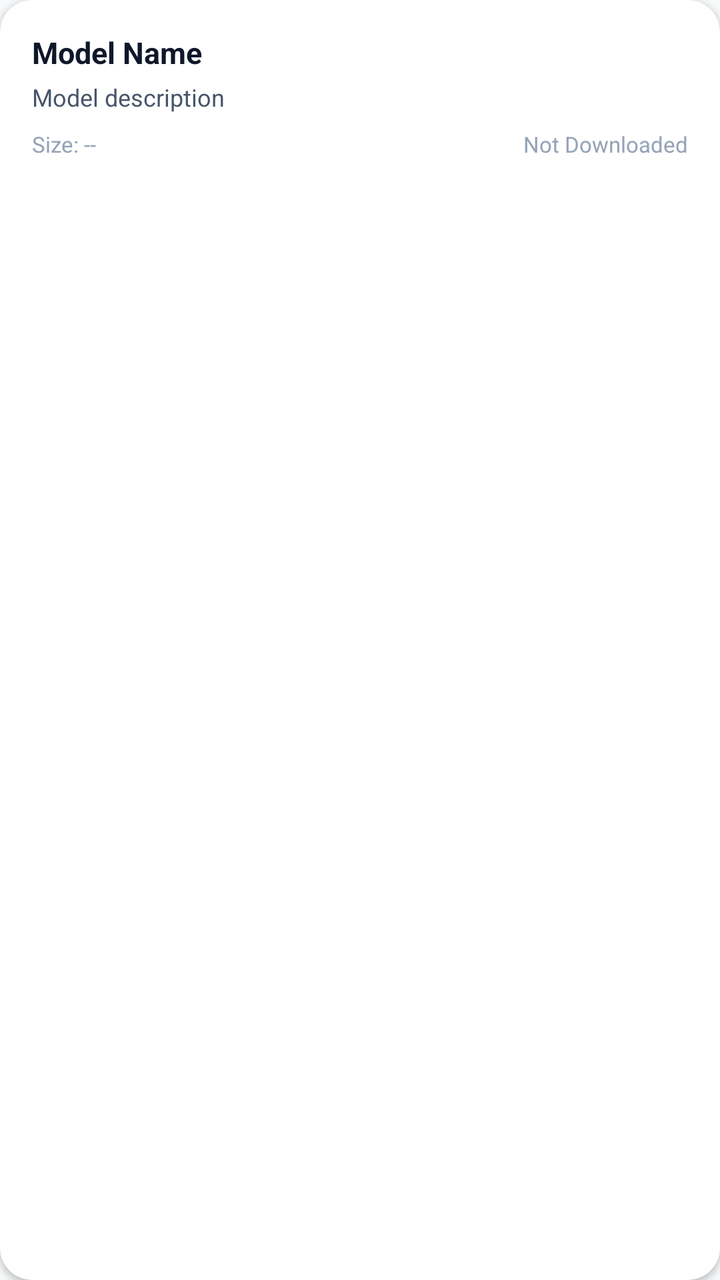
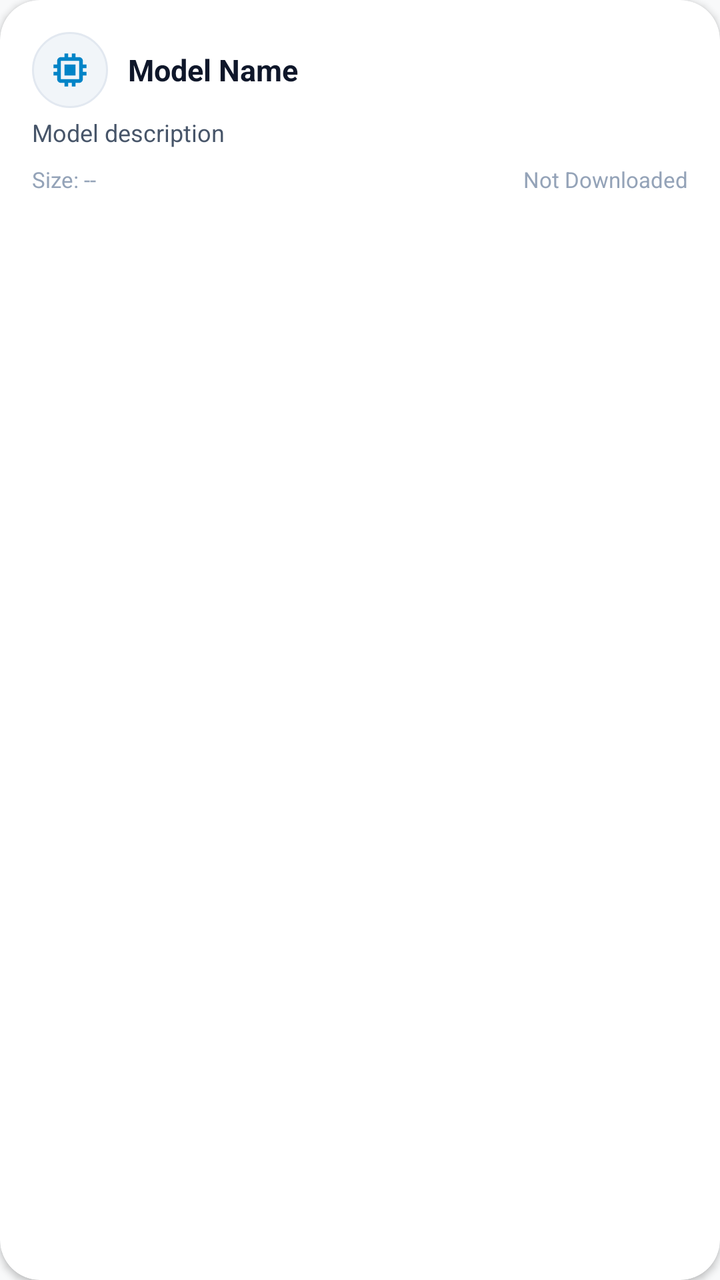

Screens rendered from an Android XML layout before and after an edit, with the pre-edit source and the edit as a unified diff.
<!-- AndroidManifest.xml: application theme Theme.DynamicEdgeAI -->
<!-- res/layout/item_model_card.xml -->
<?xml version="1.0" encoding="utf-8"?>
<androidx.cardview.widget.CardView xmlns:android="http://schemas.android.com/apk/res/android"
    xmlns:app="http://schemas.android.com/apk/res-auto"
    android:layout_width="match_parent"
    android:layout_height="wrap_content"
    android:layout_marginBottom="12dp"
    app:cardCornerRadius="16dp"
    app:cardElevation="2dp"
    app:cardBackgroundColor="@color/app_surface_card">

    <LinearLayout
        android:layout_width="match_parent"
        android:layout_height="wrap_content"
        android:orientation="vertical"
        android:padding="16dp">

        
        <LinearLayout
            android:layout_width="match_parent"
            android:layout_height="wrap_content"
            android:orientation="horizontal"
            android:gravity="center_vertical">

            <TextView
                android:id="@+id/txtModelName"
                android:layout_width="0dp"
                android:layout_height="wrap_content"
                android:layout_weight="1"
                android:text="Model Name"
                android:textSize="15sp"
                android:textStyle="bold"
                android:textColor="@color/app_text_primary"
                android:singleLine="true"
                android:ellipsize="end" />

            <TextView
                android:id="@+id/badgeRecommended"
                android:layout_width="wrap_content"
                android:layout_height="wrap_content"
                android:background="@drawable/badge_recommended"
                android:text="★ Recommended"
                android:textSize="10sp"
                android:textColor="#D97706"
                android:textStyle="bold"
                android:visibility="gone"
                android:layout_marginStart="8dp" />

            <TextView
                android:id="@+id/badgeActive"
                android:layout_width="wrap_content"
                android:layout_height="wrap_content"
                android:background="@drawable/badge_status"
                android:text="● Active"
                android:textSize="10sp"
                android:textColor="#16A34A"
                android:textStyle="bold"
                android:visibility="gone"
                android:layout_marginStart="6dp" />
        </LinearLayout>

        
        <TextView
            android:id="@+id/txtModelDesc"
            android:layout_width="match_parent"
            android:layout_height="wrap_content"
            android:layout_marginTop="4dp"
            android:text="Model description"
            android:textSize="12sp"
            android:textColor="@color/app_text_secondary" />

        
        <LinearLayout
            android:layout_width="match_parent"
            android:layout_height="wrap_content"
            android:layout_marginTop="8dp"
            android:orientation="horizontal"
            android:gravity="center_vertical">

            <TextView
                android:id="@+id/txtModelSize"
                android:layout_width="wrap_content"
                android:layout_height="wrap_content"
                android:text="Size: --"
                android:textSize="11sp"
                android:textColor="@color/app_text_muted" />

            <View
                android:layout_width="0dp"
                android:layout_height="1dp"
                android:layout_weight="1" />

            <TextView
                android:id="@+id/txtModelStatus"
                android:layout_width="wrap_content"
                android:layout_height="wrap_content"
                android:text="Not Downloaded"
                android:textSize="11sp"
                android:textColor="@color/app_text_muted" />
        </LinearLayout>

        
        <LinearLayout
            android:id="@+id/progressContainer"
            android:layout_width="match_parent"
            android:layout_height="wrap_content"
            android:layout_marginTop="8dp"
            android:orientation="vertical"
            android:visibility="gone">

            <ProgressBar
                android:id="@+id/modelProgressBar"
                style="?android:attr/progressBarStyleHorizontal"
                android:layout_width="match_parent"
                android:layout_height="8dp"
                android:progressDrawable="@drawable/progress_bar_blue"
                android:progress="0"
                android:max="100" />

            <LinearLayout
                android:layout_width="match_parent"
                android:layout_height="wrap_content"
                android:layout_marginTop="4dp"
                android:orientation="horizontal">

                <TextView
                    android:id="@+id/txtDownloadSize"
                    android:layout_width="wrap_content"
                    android:layout_height="wrap_content"
                    android:text="0 MB / 0 MB"
                    android:textSize="11sp"
                    android:textColor="@color/app_text_secondary" />

                <View
                    android:layout_width="0dp"
                    android:layout_height="1dp"
                    android:layout_weight="1" />

                <TextView
                    android:id="@+id/txtProgressPercent"
                    android:layout_width="wrap_content"
                    android:layout_height="wrap_content"
                    android:text="0%"
                    android:textSize="11sp"
                    android:textStyle="bold"
                    android:textColor="@color/accent_blue" />
            </LinearLayout>

            <LinearLayout
                android:layout_width="match_parent"
                android:layout_height="wrap_content"
                android:layout_marginTop="2dp"
                android:orientation="horizontal">

                <TextView
                    android:id="@+id/txtDownloadSpeed"
                    android:layout_width="wrap_content"
                    android:layout_height="wrap_content"
                    android:text="Speed: --"
                    android:textSize="10sp"
                    android:textColor="@color/accent_blue" />

                <View
                    android:layout_width="0dp"
                    android:layout_height="1dp"
                    android:layout_weight="1" />

                <TextView
                    android:id="@+id/txtDownloadEta"
                    android:layout_width="wrap_content"
                    android:layout_height="wrap_content"
                    android:text="Remaining: --"
                    android:textSize="10sp"
                    android:textColor="@color/app_text_secondary" />
            </LinearLayout>

            <TextView
                android:id="@+id/txtProgressStatus"
                android:layout_width="wrap_content"
                android:layout_height="wrap_content"
                android:layout_marginTop="2dp"
                android:text="Downloading..."
                android:textSize="10sp"
                android:textColor="@color/app_text_muted" />
        </LinearLayout>

        
        <LinearLayout
            android:id="@+id/actionButtonsRow"
            android:layout_width="match_parent"
            android:layout_height="wrap_content"
            android:layout_marginTop="12dp"
            android:orientation="horizontal"
            android:gravity="end">

            
            <LinearLayout
                android:id="@+id/btnDownload"
                android:layout_width="wrap_content"
                android:layout_height="32dp"
                android:background="?attr/selectableItemBackground"
                android:gravity="center"
                android:paddingStart="12dp"
                android:paddingEnd="12dp"
                android:orientation="horizontal"
                android:visibility="gone">

                <ImageView
                    android:layout_width="16dp"
                    android:layout_height="16dp"
                    android:src="@drawable/ic_download"
                    app:tint="@color/accent_blue" />
                <TextView
                    android:layout_width="wrap_content"
                    android:layout_height="wrap_content"
                    android:text="Download"
                    android:textSize="12sp"
                    android:textColor="@color/accent_blue"
                    android:textStyle="bold"
                    android:layout_marginStart="4dp" />
            </LinearLayout>

            
            <ImageButton
                android:id="@+id/btnPause"
                android:layout_width="32dp"
                android:layout_height="32dp"
                android:layout_marginStart="8dp"
                android:src="@drawable/ic_pause"
                android:background="?attr/selectableItemBackgroundBorderless"
                app:tint="@color/app_text_secondary"
                android:visibility="gone"
                android:contentDescription="Pause" />

            
            <ImageButton
                android:id="@+id/btnCancel"
                android:layout_width="32dp"
                android:layout_height="32dp"
                android:layout_marginStart="8dp"
                android:src="@drawable/ic_close"
                android:background="?attr/selectableItemBackgroundBorderless"
                app:tint="#DC2626"
                android:visibility="gone"
                android:contentDescription="Cancel" />

            
            <LinearLayout
                android:id="@+id/btnRepair"
                android:layout_width="wrap_content"
                android:layout_height="32dp"
                android:background="?attr/selectableItemBackground"
                android:gravity="center"
                android:paddingStart="12dp"
                android:paddingEnd="12dp"
                android:orientation="horizontal"
                android:visibility="gone">

                <ImageView
                    android:layout_width="16dp"
                    android:layout_height="16dp"
                    android:src="@drawable/ic_repair"
                    app:tint="#D97706" />
                <TextView
                    android:layout_width="wrap_content"
                    android:layout_height="wrap_content"
                    android:text="Repair"
                    android:textSize="12sp"
                    android:textColor="#D97706"
                    android:textStyle="bold"
                    android:layout_marginStart="4dp" />
            </LinearLayout>

            
            <LinearLayout
                android:id="@+id/btnUninstall"
                android:layout_width="wrap_content"
                android:layout_height="32dp"
                android:background="?attr/selectableItemBackground"
                android:gravity="center"
                android:paddingStart="12dp"
                android:paddingEnd="12dp"
                android:orientation="horizontal"
                android:visibility="gone">

                <ImageView
                    android:layout_width="16dp"
                    android:layout_height="16dp"
                    android:src="@drawable/ic_delete"
                    app:tint="#DC2626" />
                <TextView
                    android:layout_width="wrap_content"
                    android:layout_height="wrap_content"
                    android:text="Uninstall"
                    android:textSize="12sp"
                    android:textColor="#DC2626"
                    android:textStyle="bold"
                    android:layout_marginStart="4dp" />
            </LinearLayout>

            
            <LinearLayout
                android:id="@+id/btnUseModel"
                android:layout_width="wrap_content"
                android:layout_height="32dp"
                android:background="?attr/selectableItemBackground"
                android:gravity="center"
                android:paddingStart="12dp"
                android:paddingEnd="12dp"
                android:orientation="horizontal"
                android:layout_marginStart="8dp"
                android:visibility="gone">

                <TextView
                    android:layout_width="wrap_content"
                    android:layout_height="wrap_content"
                    android:text="Use This"
                    android:textSize="12sp"
                    android:textColor="#16A34A"
                    android:textStyle="bold" />
            </LinearLayout>
        </LinearLayout>

    </LinearLayout>
</androidx.cardview.widget.CardView>
<!-- resources referenced by this layout -->
<resources>
  <color name="accent_blue">#0284C7</color>
  <color name="app_surface_card">#FFFFFF</color>
  <color name="app_text_muted">#94A3B8</color>
  <color name="app_text_primary">#0F172A</color>
  <color name="app_text_secondary">#475569</color>
  <!-- drawable badge_recommended (drawable) -->
  <?xml version="1.0" encoding="utf-8"?>
  <shape xmlns:android="http://schemas.android.com/apk/res/android"
      android:shape="rectangle">
      <solid android:color="#38240D" />
      <corners android:radius="12dp" />
      <stroke android:width="1dp" android:color="#D97706" />
      <padding
          android:left="8dp"
          android:top="3dp"
          android:right="8dp"
          android:bottom="3dp" />
  </shape>
  <!-- drawable badge_status (drawable) -->
  <?xml version="1.0" encoding="utf-8"?>
  <shape xmlns:android="http://schemas.android.com/apk/res/android"
      android:shape="rectangle">
      <solid android:color="#0D3320" />
      <corners android:radius="12dp" />
      <stroke android:width="1dp" android:color="#10B981" />
      <padding
          android:left="8dp"
          android:top="3dp"
          android:right="8dp"
          android:bottom="3dp" />
  </shape>
  <!-- drawable ic_close (drawable) -->
  <vector xmlns:android="http://schemas.android.com/apk/res/android"
      android:width="24dp"
      android:height="24dp"
      android:viewportWidth="24"
      android:viewportHeight="24">
    <path
        android:fillColor="#FF000000"
        android:pathData="M19,6.41L17.59,5 12,10.59 6.41,5 5,6.41 10.59,12 5,17.59 6.41,19 12,13.41 17.59,19 19,17.59 13.41,12z"/>
  </vector>
  <!-- drawable ic_delete (drawable) -->
  <?xml version="1.0" encoding="utf-8"?>
  <vector xmlns:android="http://schemas.android.com/apk/res/android"
      android:width="24dp"
      android:height="24dp"
      android:viewportWidth="24"
      android:viewportHeight="24">
      <path
          android:fillColor="#333333"
          android:pathData="M6,19c0,1.1 0.9,2 2,2h8c1.1,0 2,-0.9 2,-2V7H6v12zM19,4h-3.5l-1,-1h-5l-1,1H5v2h14V4z"/>
  </vector>
  <!-- drawable ic_download (drawable) -->
  <?xml version="1.0" encoding="utf-8"?>
  <vector xmlns:android="http://schemas.android.com/apk/res/android"
      android:width="24dp"
      android:height="24dp"
      android:viewportWidth="24"
      android:viewportHeight="24">
      <path
          android:fillColor="#333333"
          android:pathData="M19,9h-4V3H9v6H5l7,7 7,-7zM5,18v2h14v-2H5z"/>
  </vector>
  <!-- drawable ic_pause (drawable) -->
  <vector xmlns:android="http://schemas.android.com/apk/res/android"
      android:width="24dp"
      android:height="24dp"
      android:viewportWidth="24"
      android:viewportHeight="24">
      <path
          android:fillColor="#666666"
          android:pathData="M6,19h4V5H6V19zM14,5v14h4V5H14z"/>
  </vector>
  <color name="btn_blue">#2563EB</color>
  <color name="white">#FFFFFFFF</color>
  <color name="app_bg">#F8F9FA</color>
  <color name="app_header_bg">#FFFFFF</color>
  <!-- unchanged entries left out for length: 3 -->
</resources>

<!-- the commit's change to res/layout/item_model_card.xml (unified diff, before → after) -->
@@ -4,7 +4,7 @@
     android:layout_width="match_parent"
     android:layout_height="wrap_content"
     android:layout_marginBottom="12dp"
-    app:cardCornerRadius="16dp"
+    app:cardCornerRadius="20dp"
     app:cardElevation="2dp"
     app:cardBackgroundColor="@color/app_surface_card">
 
@@ -20,6 +20,15 @@
             android:layout_height="wrap_content"
             android:orientation="horizontal"
             android:gravity="center_vertical">
+
+            <ImageView
+                android:layout_width="38dp"
+                android:layout_height="38dp"
+                android:src="@drawable/ic_cpu"
+                android:background="@drawable/menu_icon_bg"
+                android:padding="8dp"
+                app:tint="@color/accent_blue"
+                android:layout_marginEnd="10dp" />
 
             <TextView
                 android:id="@+id/txtModelName"
<!-- resource entries referenced after the edit -->
@@ -41,6 +41,17 @@
         android:fillColor="#FF000000"
         android:pathData="M19,6.41L17.59,5 12,10.59 6.41,5 5,6.41 10.59,12 5,17.59 6.41,19 12,13.41 17.59,19 19,17.59 13.41,12z"/>
   </vector>
+  <!-- drawable ic_cpu (drawable) -->
+  <?xml version="1.0" encoding="utf-8"?>
+  <vector xmlns:android="http://schemas.android.com/apk/res/android"
+      android:width="24dp"
+      android:height="24dp"
+      android:viewportWidth="24"
+      android:viewportHeight="24">
+      <path
+          android:fillColor="#FFFFFFFF"
+          android:pathData="M15,9H9v6h6V9z M21,11V9h-2V7c0,-1.1 -0.9,-2 -2,-2h-2V3h-2v2h-2V3H9v2H7C5.9,5 5,5.9 5,7v2H3v2h2v2H3v2h2v2c0,1.1 0.9,2 2,2h2v2h2v-2h2v2h2v-2h2c1.1,0 2,-0.9 2,-2v-2h2v-2h-2v-2H21z M17,17H7V7h10V17z" />
+  </vector>
   <!-- drawable ic_delete (drawable) -->
   <?xml version="1.0" encoding="utf-8"?>
   <vector xmlns:android="http://schemas.android.com/apk/res/android"
@@ -73,6 +84,16 @@
           android:fillColor="#666666"
           android:pathData="M6,19h4V5H6V19zM14,5v14h4V5H14z"/>
   </vector>
+  <!-- drawable menu_icon_bg (drawable) -->
+  <?xml version="1.0" encoding="utf-8"?>
+  <shape xmlns:android="http://schemas.android.com/apk/res/android"
+      android:shape="oval">
+      <solid android:color="@color/app_action_btn_bg" />
+      <stroke android:width="1dp" android:color="@color/app_surface_outline" />
+      <size android:width="40dp" android:height="40dp" />
+  </shape>
+  <color name="app_action_btn_bg">#F1F5F9</color>
+  <color name="app_surface_outline">#E2E8F0</color>
   <color name="btn_blue">#2563EB</color>
   <color name="white">#FFFFFFFF</color>
   <color name="app_bg">#F8F9FA</color>
